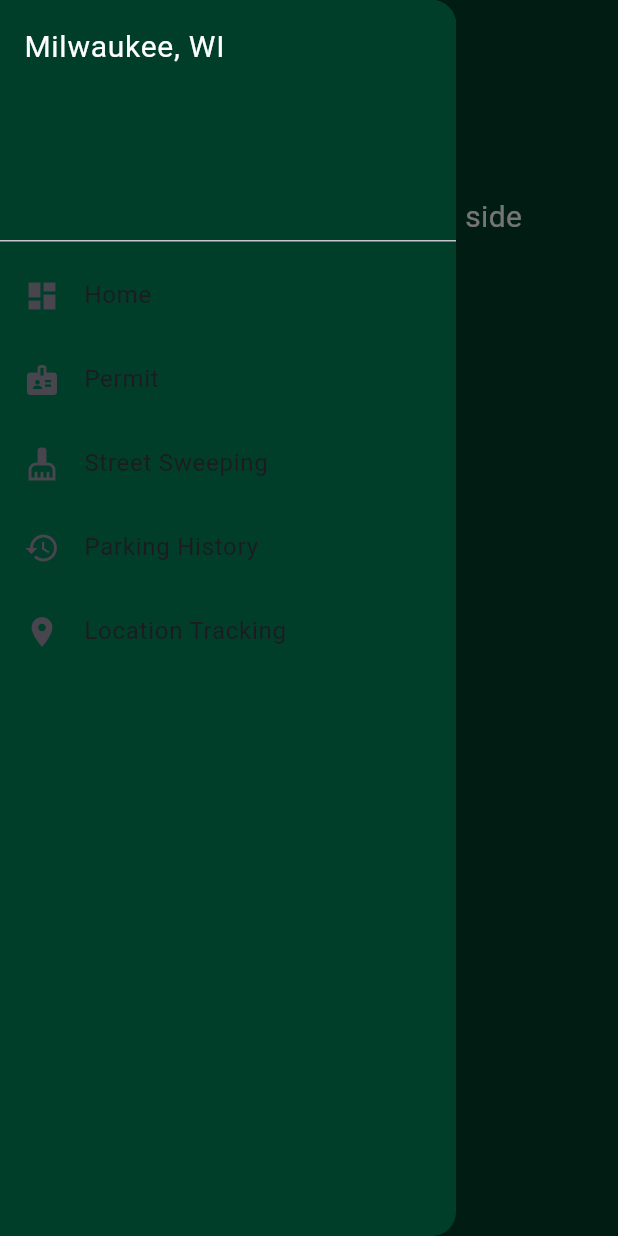
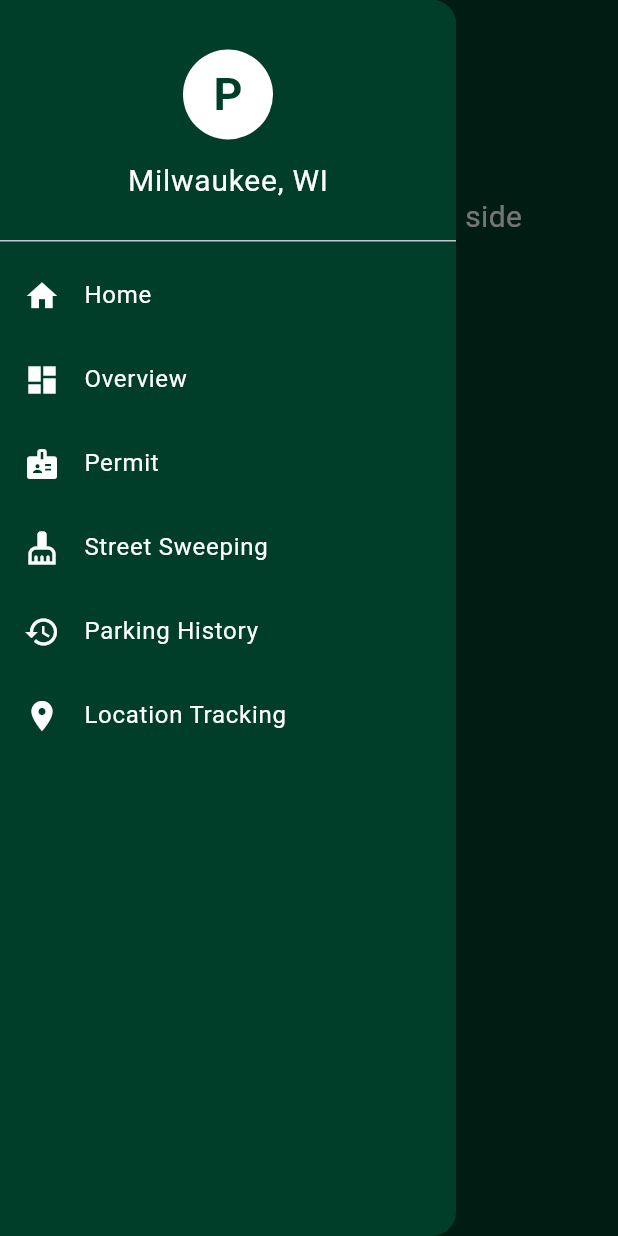
Before and after one commit to vincentrosso/mkeparkapp_flutter, a Flutter app: the ParkingScreen screen opened by its route, with the side drawer open, on a phone screen of 412 x 824 dp. Run offline on Flutter 3.47's test engine with Material 3 defaults, Android fonts, the phone set to English and light mode, and no system bars.

Commit message:
refactor 2

```diff
--- a/lib/screens/parking_screen.dart
+++ b/lib/screens/parking_screen.dart
@@ -10,59 +10,90 @@ class ParkingScreen extends StatelessWidget {
       appBar: AppBar(
         backgroundColor: const Color(0xFF003E29),
         title: const Text('deezpark', style: TextStyle(color: Colors.white)),
+        iconTheme: const IconThemeData(color: Colors.white),
     ),
 drawer: Drawer(
-        backgroundColor: Color(0xFF003E29),
-        child: ListView(
+  backgroundColor: const Color(0xFF003E29),
+  child: Builder(
+    builder: (context) => ListView(
       padding: EdgeInsets.zero,
       children: [
-              const DrawerHeader(
-                decoration: BoxDecoration(color: Color(0xFF003E29)),
-                child: Text('Milwaukee, WI', style: TextStyle(color: Colors.white, fontSize: 20)),
+        DrawerHeader(
+          decoration: const BoxDecoration(color: Color(0xFF003E29)),
+          child: Column(
+            mainAxisAlignment: MainAxisAlignment.center,
+            children: const [
+              CircleAvatar(
+                radius: 30,
+                backgroundColor: Colors.white,
+                child: Text(
+                  'P',
+                  style: TextStyle(
+                    fontSize: 30,
+                    color: Color(0xFF003E29),
+                    fontWeight: FontWeight.bold,
+                  ),
+                ),
+              ),
+              SizedBox(height: 12),
+              Text(
+                'Milwaukee, WI',
+                style: TextStyle(color: Colors.white, fontSize: 20),
+              ),
+            ],
+          ),
         ),
         ListTile(
-                leading: const Icon(Icons.dashboard),
-                title: const Text('Home'),
+          leading: const Icon(Icons.home, color: Colors.white),
+          title: const Text('Home', style: TextStyle(color: Colors.white)),
           onTap: () {
             Navigator.pop(context);
-                  Navigator.pushNamed(context, '/landing');
+            Navigator.pushNamed(context, '/');
           },
         ),
         ListTile(
-                leading: const Icon(Icons.badge),
-                title: const Text('Permit'),
+          leading: const Icon(Icons.dashboard, color: Colors.white),
+          title: const Text('Overview', style: TextStyle(color: Colors.white)),
+          onTap: () {
+            Navigator.pop(context);
+            Navigator.pushNamed(context, '/overview');
+          },
+        ),
+        ListTile(
+          leading: const Icon(Icons.badge, color: Colors.white),
+          title: const Text('Permit', style: TextStyle(color: Colors.white)),
           onTap: () {
             Navigator.pop(context);
             Navigator.pushNamed(context, '/permit');
           },
         ),
         ListTile(
-                leading: const Icon(Icons.cleaning_services),
-                title: const Text('Street Sweeping'),
+          leading: const Icon(Icons.cleaning_services, color: Colors.white),
+          title: const Text('Street Sweeping', style: TextStyle(color: Colors.white)),
           onTap: () {
             Navigator.pop(context);
             Navigator.pushNamed(context, '/sweeping');
           },
         ),
         ListTile(
-                leading: const Icon(Icons.history),
-                title: const Text('Parking History'),
+          leading: const Icon(Icons.history, color: Colors.white),
+          title: const Text('Parking History', style: TextStyle(color: Colors.white)),
           onTap: () {
             Navigator.pop(context);
-                  // TODO: Navigator.pushNamed(context, '/history');
           },
         ),
         ListTile(
-                leading: const Icon(Icons.location_on),
-                title: const Text('Location Tracking'),
+          leading: const Icon(Icons.location_on, color: Colors.white),
+          title: const Text('Location Tracking', style: TextStyle(color: Colors.white)),
           onTap: () {
             Navigator.pop(context);
-                  // TODO: Navigator.pushNamed(context, '/location');
           },
         ),
       ],
     ),
   ),
+),
+
       body: SingleChildScrollView(
         child: Center(
           child: Padding(
```
Also changed, not shown: lib/main.dart (+1 -39 lines). Lines whose indentation alone changed are shown as unchanged.
